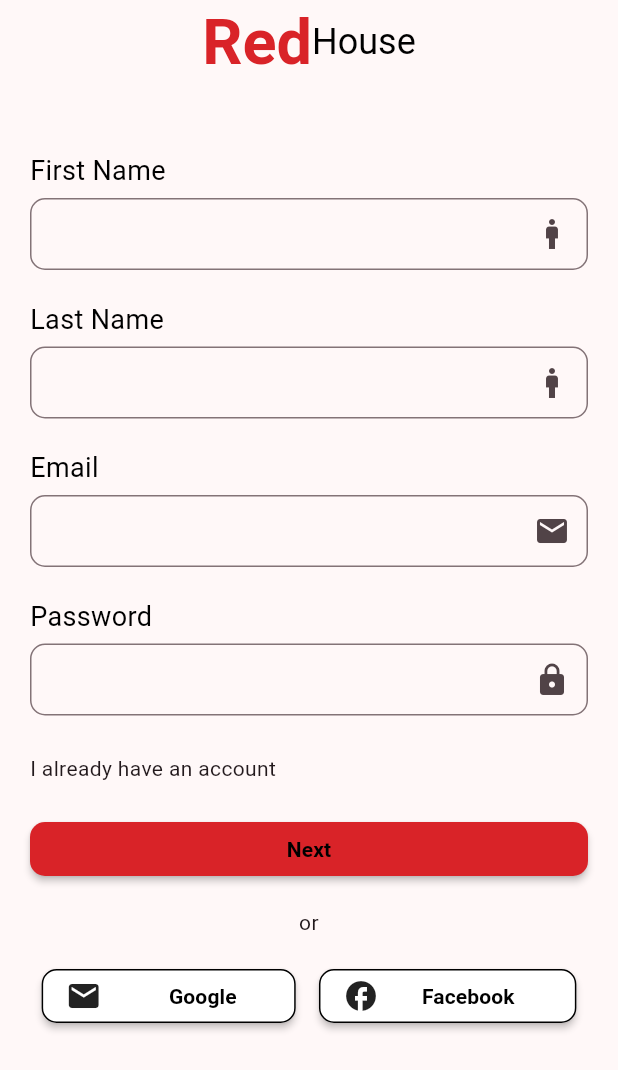
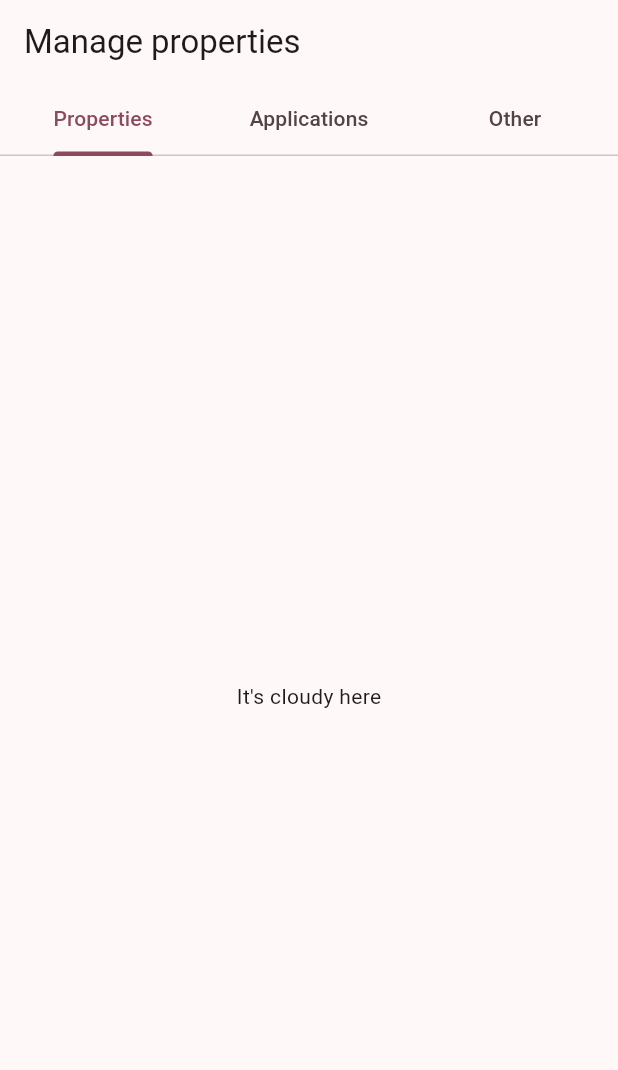
Before and after one commit to BurhanAzem/RedHouse, a Flutter app: the screen it shows after launch, on a phone screen of 412 x 824 dp. Shown: the top 1070 px of the screen. Run offline on Flutter 3.47's test engine with Material 2 defaults, Android fonts, the phone set to English and light mode, and no system bars; our stand-ins replace dartz, get, shared_preferences.

Commit message:
new update

```diff
--- a/client/lib/controller/auth/signup_controller.dart
+++ b/client/lib/controller/auth/signup_controller.dart
@@ -39,11 +39,11 @@ class SignUpControllerImp extends SignUpController {
       print("=============================== Controller $response ");
       statusRequest = handlingData(response);
       if (StatusRequest.success == statusRequest) {
-        if (response['status'] == "success") {
+        if (response['message'] == "success") {
           data.addAll(response['data']);
           // Get.offNamed(AppRoute.verfiyCodeSignUp);
         } else {
-          Get.defaultDialog(title: "ُWarning" , middleText: "Phone Number Or Email Already Exists") ;
+          Get.defaultDialog(title: "ُWarning" , middleText: response['message']) ;
           statusRequest = StatusRequest.failure;
         }
       }
--- a/client/lib/link_api.dart
+++ b/client/lib/link_api.dart
@@ -4,4 +4,6 @@ class AppLink{
 
   //  -------------- auth
   static const String signup = "$server/auth/register";
+  static const String login = "$server/auth/login";
+
 }
--- a/client/lib/main.dart
+++ b/client/lib/main.dart
@@ -2,6 +2,8 @@
 // import 'package:client/view/screen/OnBoardingTwo.dart';
 
 import 'package:client/routes.dart';
+import 'package:client/view/screen/custom.dart';
+import 'package:client/view/screen/login.dart';
 import 'package:client/view/screen/register_one.dart';
 // import 'package:client/view/screen/welcoming.dart';
 import 'package:flutter/material.dart';
@@ -35,7 +37,7 @@ class MyApp extends StatelessWidget {
           colorScheme: ColorScheme.fromSeed(seedColor: Colors.black),
           useMaterial3: true,
         ),
-        home: RegisterOne(),
+        home: Custom(),
         routes: routes,
         );
   }
--- /dev/null
+++ b/client/lib/view/screen/custom.dart
@@ -0,0 +1,63 @@
+import 'package:client/controller/auth/login_controller.dart';
+import 'package:flutter/material.dart';
+import 'package:get/get.dart';
+
+
+
+
+
+class Custom extends StatefulWidget {
+  const Custom({super.key});
+
+  @override
+  State<Custom> createState() => _TopNavigationBar();
+}
+
+/// AnimationControllers can be created with `vsync: this` because of TickerProviderStateMixin.
+class _TopNavigationBar extends State<Custom>
+    with TickerProviderStateMixin {
+  late TabController _tabController;
+
+  @override
+  void initState() {
+    super.initState();
+    _tabController = TabController(length: 3, vsync: this);
+  }
+
+  @override
+  Widget build(BuildContext context) {
+    return Scaffold(
+      appBar: AppBar(
+        title: const Text('Manage properties'),
+        bottom: TabBar(
+          controller: _tabController,
+          tabs: const <Widget>[
+            Tab(
+              child: Text("Properties"),
+            ),
+            Tab(
+              child: Text("Applications"),
+            ),
+            Tab(
+              child: Text("Other"),
+            ),
+          ],
+        ),
+      ),
+      body: TabBarView(
+        controller: _tabController,
+        children: const <Widget>[
+          Center(
+            child: Text("It's cloudy here"),
+          ),
+          Center(
+            child: Text("It's rainy here"),
+          ),
+          Center(
+            child: Text("It's sunny here"),
+          ),
+        ],
+      ),
+    );
+  }
+}
--- a/client/lib/view/screen/register_two.dart
+++ b/client/lib/view/screen/register_two.dart
@@ -129,7 +129,8 @@ class _RegisterTwoState extends State<RegisterTwo> {
                 onPressed: () {
                   controller.signUp();
                 },
-                color: Color(0xffd92328),
+               color: Color(0xffd92328),
+
                 child: Text(
                   "Sign Up",
                   style: TextStyle(
```
Also changed, not shown: client/lib/controller/auth/login_controller.dart (+24 -7 lines), client/lib/core/class/crud.dart (+8 -2 lines), client/lib/data/login.dart (added, +15 -0 lines), 12 other files.
